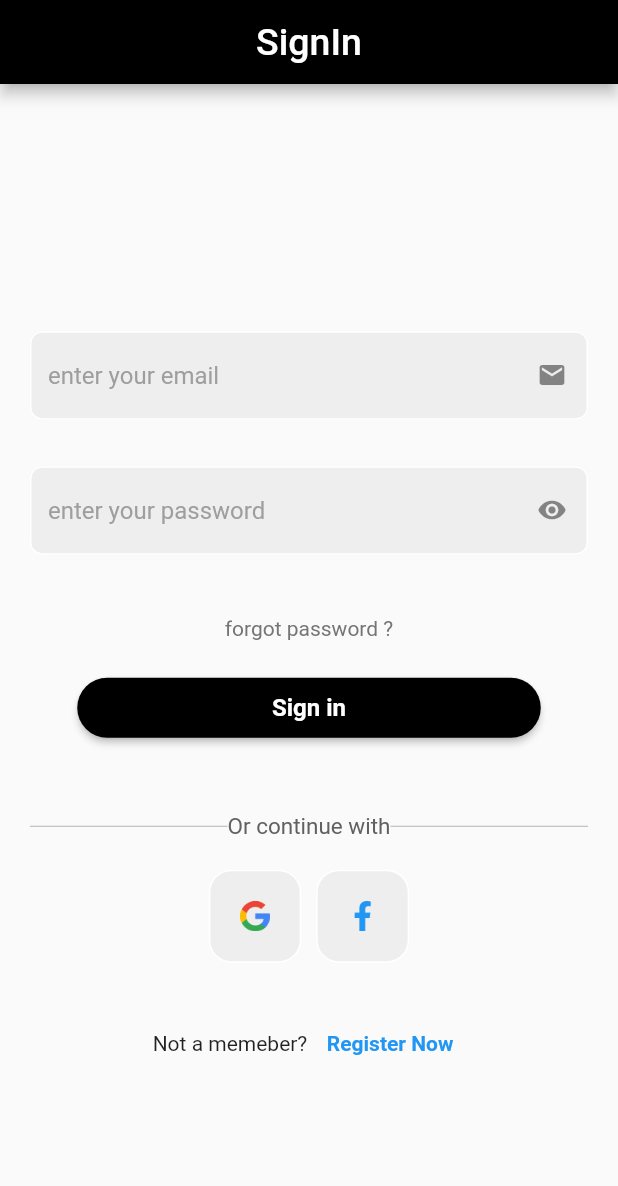
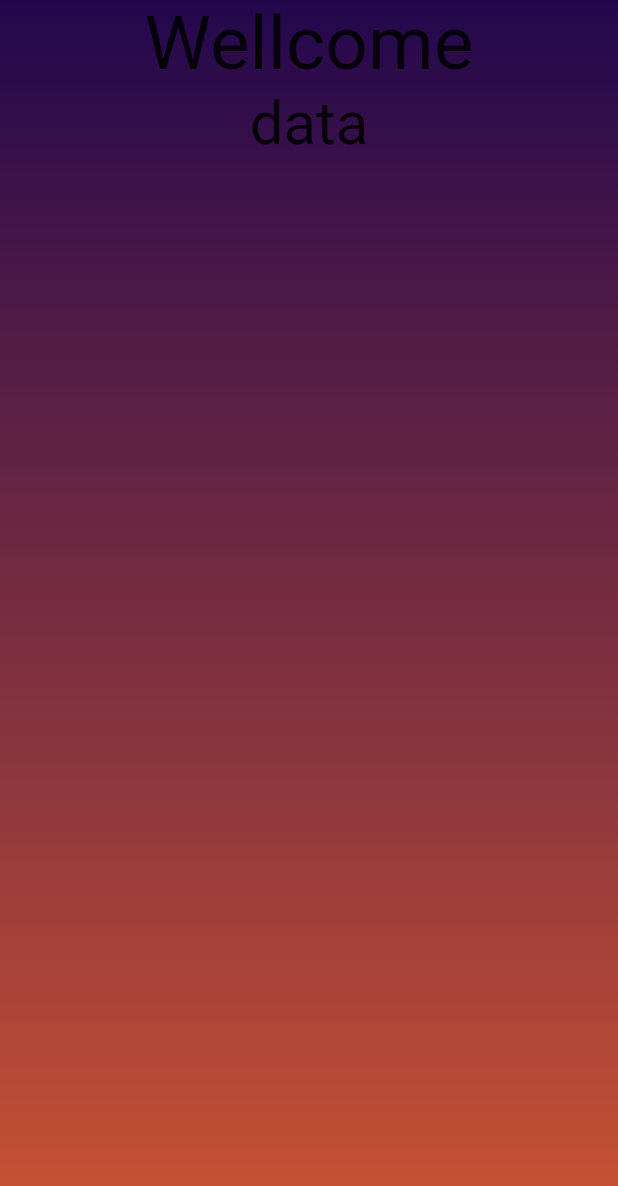
Before and after one commit to Hamzabinahmed/flutter_firebase_login, a Flutter app: the first screen one second after launch, on a phone screen of 412 x 824 dp. Shown: the top 1186 px of the screen. Run offline on Flutter 3.47's test engine with Material 2 defaults, Android fonts, the phone set to English and light mode, and no system bars; our stand-ins replace cloud_firestore, firebase_auth, firebase_core; accounts and stored records are empty.

Commit message:
splash screen

```diff
--- a/lib/components/my_button.dart
+++ b/lib/components/my_button.dart
@@ -1,3 +1,4 @@
+import 'package:firebase_login_check/resources/colors.dart';
 import 'package:flutter/material.dart';
 
 // ignore: must_be_immutable
@@ -13,7 +14,7 @@ class MyButton extends StatelessWidget {
       width: MediaQuery.of(context).size.width*0.75,
       child: ElevatedButton(
         style: ElevatedButton.styleFrom(
-          backgroundColor: Colors.black,
+          backgroundColor: AppColors.depPurple,
           shape: RoundedRectangleBorder(
             borderRadius: BorderRadius.circular(20),
           ),
--- a/lib/main.dart
+++ b/lib/main.dart
@@ -4,6 +4,7 @@ import 'package:firebase_core/firebase_core.dart';
 import 'package:firebase_login_check/firebase_options.dart';
 import 'package:firebase_login_check/screens/allproduct.dart';
 import 'package:firebase_login_check/screens/login_screen.dart';
+import 'package:firebase_login_check/screens/splash_screen.dart';
 import 'package:flutter/material.dart';
 
 void main() async {
@@ -19,9 +20,13 @@ class MyApp extends StatelessWidget {
   Widget build(BuildContext context) {
     return MaterialApp(
       theme: ThemeData(
-          appBarTheme: const AppBarTheme(backgroundColor: Colors.black,),),
+        appBarTheme: const AppBarTheme(
+          backgroundColor: Colors.black,
+        ),
+      ),
       debugShowCheckedModeBanner: false,
-      home: LoginScreen(),
+      // home: const LoginScreen(),
+      home: const SplashScreen(),
       // home: AllProductsView(),
     );
   }
--- /dev/null
+++ b/lib/resources/colors.dart
@@ -0,0 +1,5 @@
+import 'package:flutter/material.dart';
+
+class AppColors{
+  static Color depPurple= Colors.deepPurple;
+}
--- a/lib/screens/add_product_screen.dart
+++ b/lib/screens/add_product_screen.dart
@@ -10,13 +10,13 @@ class AddProductScreen extends StatelessWidget {
   AddProductScreen({super.key});
   TextEditingController productName = TextEditingController();
   TextEditingController productPrice = TextEditingController();
-  TextEditingController nameEmail = TextEditingController();
+  // TextEditingController nameEmail = TextEditingController();
 
   addProduct() {
     CollectionReference products =
         FirebaseFirestore.instance.collection("products");
-    CollectionReference email = FirebaseFirestore.instance.collection("email");
-    email.add({"email": nameEmail.text});
+    // CollectionReference email = FirebaseFirestore.instance.collection("email");
+    // email.add({"email": nameEmail.text});
     products
         .add({"Name": productName.text, "Price": productPrice.text})
         .then((value) => print("Product Addes"))
@@ -34,7 +34,7 @@ class AddProductScreen extends StatelessWidget {
         child: Padding(
           padding: const EdgeInsets.symmetric(horizontal: 20.0),
           child: SizedBox(
-            height: 300,
+            height: 400,
             width: double.infinity,
             child: Card(
               shape: RoundedRectangleBorder(
@@ -55,10 +55,10 @@ class AddProductScreen extends StatelessWidget {
                       hintText: "Add product price",
                       obscureText: false,
                     ),
-                    MyTextField(
-                        controller: nameEmail,
-                        hintText: "add email",
-                        obscureText: false),
+                    // MyTextField(
+                    //     controller: nameEmail,
+                    //     hintText: "add email",
+                    //     obscureText: false),
                     MyButton(
                         onPress: () {
                           addProduct();
@@ -67,9 +67,11 @@ class AddProductScreen extends StatelessWidget {
                     MyButton(
                         onPress: () {
                           Navigator.push(
-                              context,
-                              MaterialPageRoute(
-                                  builder: (context) => AllProductsView()));
+                            context,
+                            MaterialPageRoute(
+                              builder: (context) => AllProductsView(),
+                            ),
+                          );
                         },
                         text: "View Your products"),
                   ],
--- a/lib/screens/login_screen.dart
+++ b/lib/screens/login_screen.dart
@@ -1,6 +1,7 @@
 import 'package:firebase_auth/firebase_auth.dart';
 import 'package:firebase_login_check/components/my_button.dart';
 import 'package:firebase_login_check/components/textfields.dart';
+import 'package:firebase_login_check/resources/colors.dart';
 import 'package:firebase_login_check/screens/add_product_screen.dart';
 import 'package:firebase_login_check/screens/signup-screen.dart';
 import 'package:flutter/material.dart';
@@ -17,7 +18,7 @@ class LoginScreen extends StatefulWidget {
 class _LoginScreenState extends State<LoginScreen> {
   TextEditingController emailControl = TextEditingController();
   TextEditingController passControl = TextEditingController();
-  bool passwordVisible = false;
+  bool passwordVisible = true;
 
   login(context) async {
     try {
@@ -35,6 +36,7 @@ class _LoginScreenState extends State<LoginScreen> {
   Widget build(BuildContext context) {
     return Scaffold(
       appBar: AppBar(
+        backgroundColor: AppColors.depPurple,
         title: const Text(
           "SignIn",
           style: TextStyle(fontSize: 25),
--- a/lib/screens/product_detail.dart
+++ b/lib/screens/product_detail.dart
@@ -1,3 +1,4 @@
+import 'package:firebase_login_check/resources/colors.dart';
 import 'package:flutter/material.dart';
 
 class ProductDetail extends StatelessWidget {
@@ -7,7 +8,9 @@ class ProductDetail extends StatelessWidget {
   @override
   Widget build(BuildContext context) {
     return Scaffold(
-      appBar: AppBar(),
+      appBar: AppBar(
+        backgroundColor: AppColors.depPurple,
+      ),
       body: Column(
         mainAxisAlignment: MainAxisAlignment.center,
         children: [
--- /dev/null
+++ b/lib/screens/splash_screen.dart
@@ -0,0 +1,53 @@
+import "dart:async";
+
+import "package:firebase_login_check/screens/login_screen.dart";
+import "package:flutter/material.dart";
+
+class SplashScreen extends StatefulWidget {
+  const SplashScreen({super.key});
+
+  @override
+  State<SplashScreen> createState() => _SplashScreenState();
+}
+
+class _SplashScreenState extends State<SplashScreen> {
+  void initState() {
+    super.initState();
+    Timer(
+        Duration(seconds: 2),
+        () => Navigator.pushReplacement(
+            context, MaterialPageRoute(builder: (context) => LoginScreen())));
+  }
+
+  @override
+  Widget build(BuildContext context) {
+    return Scaffold(
+      body: Container(
+        decoration: const BoxDecoration(
+          gradient: LinearGradient(
+            begin: Alignment.topCenter,
+            end: Alignment.bottomCenter,
+            colors: [
+              Color(0xff23074d),
+              Color(0xffcc5333),
+            ],
+          ),
+        ),
+        height: MediaQuery.of(context).size.height,
+        width: MediaQuery.of(context).size.width,
+        child: const Column(
+          children: [
+            Text(
+              "Wellcome",
+              style: TextStyle(fontSize: 50),
+            ),
+            Text(
+              "data",
+              style: TextStyle(fontSize: 40),
+            )
+          ],
+        ),
+      ),
+    );
+  }
+}
--- a/pubspec.yaml
+++ b/pubspec.yaml
@@ -40,6 +40,8 @@ dependencies:
   cloud_firestore: ^4.8.0
   flutter_popup_menu_button: ^0.0.1+5
   image_picker: ^0.8.7+5
+  google_fonts: ^5.1.0
+  otp_text_field: ^1.1.3
 
 
 dev_dependencies:
```
Also changed, not shown: lib/screens/allproduct.dart (+142 -78 lines), lib/screens/signup-screen.dart (+8 -7 lines), lib/firebase_options.dart, lib/images/eth.svg (added), lib/images/flutter_sdk2_9578b31bc8.jpg (added), pubspec.lock, 3 other files.
